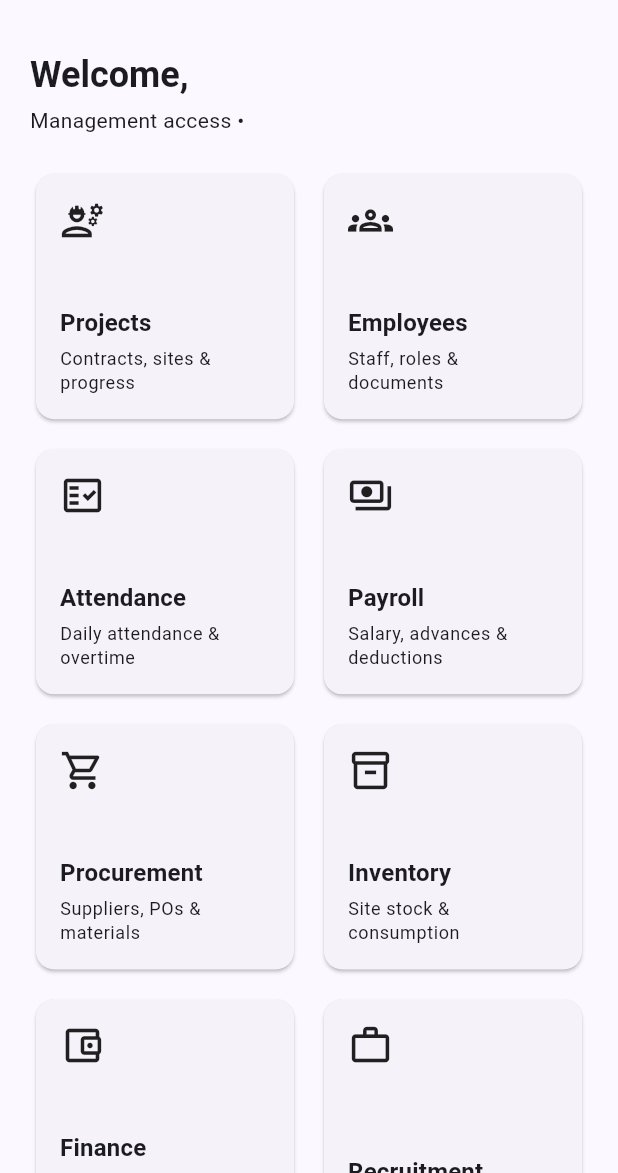
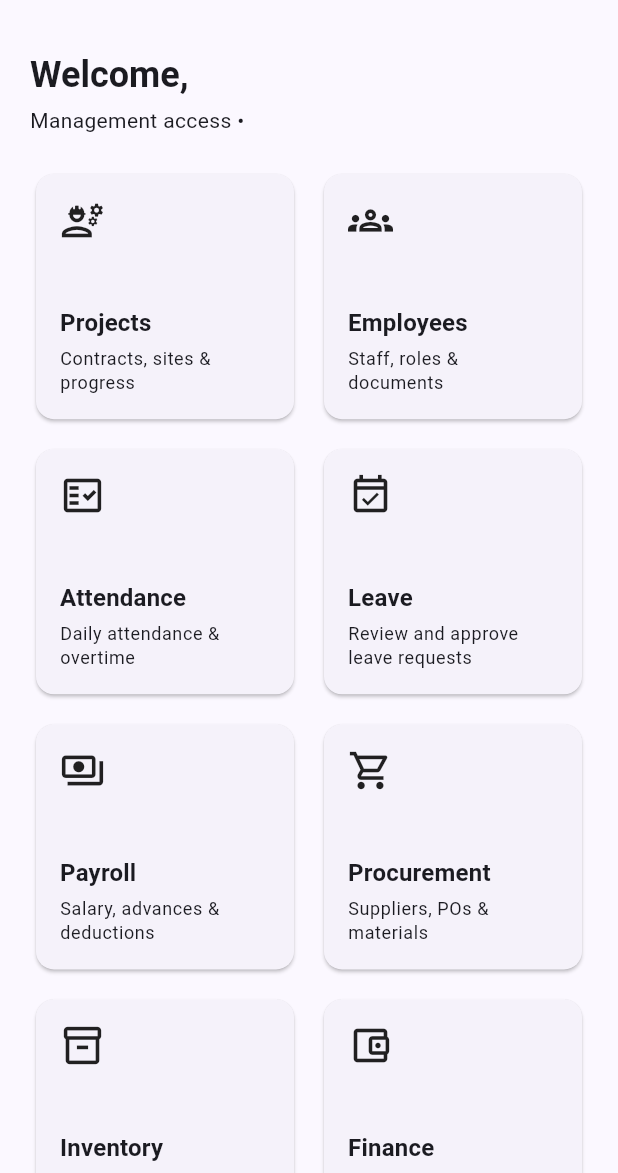
Before and after one commit to choudrymnouman-cell/Choudhary-Sons, a Flutter app: the ManagementDashboard screen opened directly with empty values, on a phone screen of 412 x 824 dp, the part 63-1236 px from its top. Run offline on Flutter 3.47's test engine with Material 3 defaults, Android fonts, the phone set to English and light mode, and no system bars.

Commit message:
Add leave management dashboard entry

```diff
--- a/mobile/lib/main.dart
+++ b/mobile/lib/main.dart
@@ -54,9 +54,7 @@ class _LoginScreenState extends State<LoginScreen> {
     try {
       final session = await _api.login(_emailController.text, _passwordController.text);
       if (!mounted) return;
-      Navigator.of(context).pushReplacement(MaterialPageRoute(
-        builder: (_) => session.isManagement ? ManagementDashboard(session: session) : EmployeeDashboard(session: session),
-      ));
+      Navigator.of(context).pushReplacement(MaterialPageRoute(builder: (_) => session.isManagement ? ManagementDashboard(session: session) : EmployeeDashboard(session: session)));
     } catch (error) {
       if (mounted) setState(() => _error = error.toString().replaceFirst('Exception: ', ''));
     } finally {
@@ -110,6 +108,7 @@ class ManagementDashboard extends StatelessWidget {
       (icon: Icons.engineering_outlined, title: 'Projects', subtitle: 'Contracts, sites & progress'),
       (icon: Icons.groups_outlined, title: 'Employees', subtitle: 'Staff, roles & documents'),
       (icon: Icons.fact_check_outlined, title: 'Attendance', subtitle: 'Daily attendance & overtime'),
+      (icon: Icons.event_available_outlined, title: 'Leave', subtitle: 'Review and approve leave requests'),
       (icon: Icons.payments_outlined, title: 'Payroll', subtitle: 'Salary, advances & deductions'),
       (icon: Icons.shopping_cart_outlined, title: 'Procurement', subtitle: 'Suppliers, POs & materials'),
       (icon: Icons.inventory_2_outlined, title: 'Inventory', subtitle: 'Site stock & consumption'),
```
